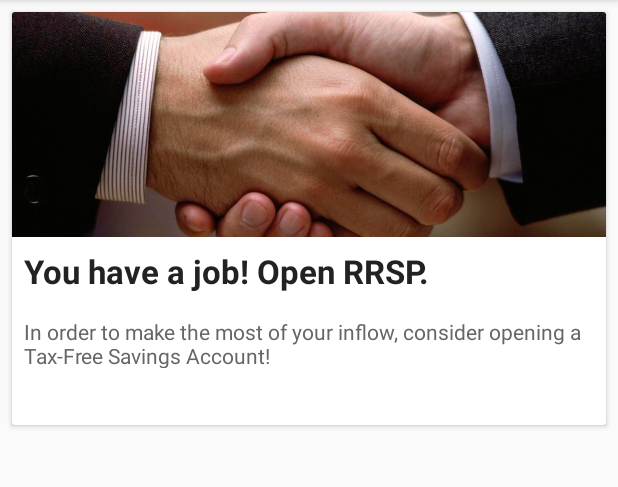
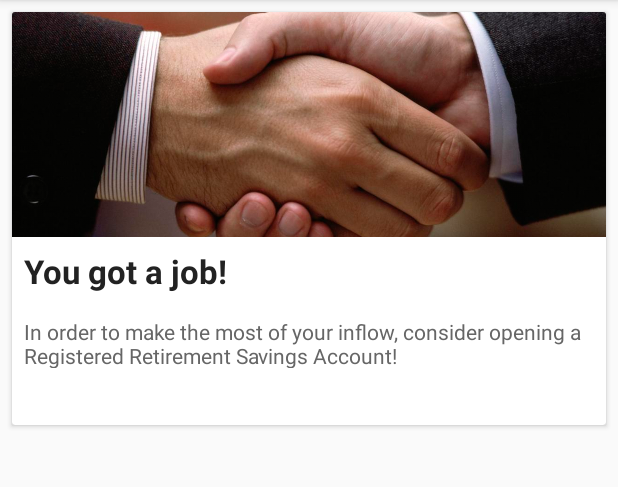
Before and after one commit to pmak905/Flyknits, an Android app: the NotificationsActivity screen opened directly, with no data from a screen before it, on a phone screen of 412 x 824 dp, the part 84-571 px from its top. Run offline under Robolectric (Android 15) with nearby library versions, the phone set to English and light mode, and no system bars.

Commit message:
Open account
Styling changes

```diff
--- a/app/src/main/res/layout/notifications.xml
+++ b/app/src/main/res/layout/notifications.xml
@@ -1,8 +1,10 @@
 <android.support.v7.widget.CardView xmlns:android="http://schemas.android.com/apk/res/android"
+    xmlns:tools="http://schemas.android.com/tools"
     android:id="@+id/card_view"
     android:layout_width="match_parent"
     android:layout_height="275dp"
-    android:layout_margin="8dp">
+    android:layout_margin="8dp"
+    android:onClick="launchOpenAccount">
 
     <RelativeLayout
         android:layout_width="match_parent"
@@ -12,10 +14,12 @@
             android:id="@+id/thumbnail"
             android:layout_width="match_parent"
             android:layout_height="150dp"
+            android:layout_alignParentStart="true"
+            android:layout_alignParentTop="true"
             android:scaleType="centerCrop"
             android:src="@drawable/new_job"
-            android:layout_alignParentTop="true"
-            android:layout_alignParentStart="true" />
+            android:contentDescription=""
+            tools:ignore="ContentDescription" />
 
         <TextView
             android:id="@+id/title"
@@ -24,10 +28,10 @@
             android:layout_below="@+id/thumbnail"
             android:maxLines="3"
             android:padding="8dp"
-            android:text="@string/action_open_rrsp"
+            android:text="@string/notification_new_gig_header"
             android:textColor="#222"
-            android:textStyle="bold"
-            android:textSize="22dp" />
+            android:textSize="22sp"
+            android:textStyle="bold" />
 
         <TextView
             android:layout_width="wrap_content"
@@ -35,9 +39,9 @@
             android:layout_below="@+id/title"
             android:maxLines="3"
             android:padding="8dp"
-            android:text="@string/action_tfsa_description"
+            android:text="@string/notification_new_gig_desc"
             android:textColor="#666"
-            android:textSize="14dp" />
+            android:textSize="14sp" />
 
     </RelativeLayout>
 </android.support.v7.widget.CardView>
--- a/app/src/main/res/values/strings.xml
+++ b/app/src/main/res/values/strings.xml
@@ -4,9 +4,6 @@
     <string name="navigation_drawer_open">Open navigation drawer</string>
     <string name="navigation_drawer_close">Close navigation drawer</string>
 
-    <string name="action_open_rrsp">You have a job! Open RRSP.</string>
-    <string name="action_open_tfsa">Open TFSA</string>
-    <string name="action_tfsa_description">In order to make the most of your inflow, consider opening a Tax-Free Savings Account!</string>
     <string name="header_balance">Balances</string>
     <string name="newjob_chq">BMO Chequing</string>
     <string name="main_title">Spending</string>
@@ -16,4 +13,18 @@
     <string name="col_amt">Amount</string>
     <string name="user_name">John Smith</string>
     <string name="user_email">john.smith@cgi.com</string>
+
+    <string name="notification_new_gig_header">You got a job!</string>
+    <string name="notification_new_gig_desc">In order to make the most of your inflow, consider opening a Registered Retirement Savings Account!</string>
+
+    <string name="open_account_header">Open New Account</string>
+    <string name="open_account_client_name_header">Name</string>
+    <string name="open_account_plan_type_header">Account Type</string>
+
+    <string-array name="plan_types">
+        <item>RRSP</item>
+        <item>TFSA</item>
+        <item>RESP</item>
+        <item>RRIF</item>
+    </string-array>
 </resources>
```
Also changed, not shown: app/src/main/AndroidManifest.xml (+7 -2 lines), app/src/main/java/com/hackabots/flyknits/NotificationsActivity.java (+11 -0 lines), app/src/main/java/com/hackabots/flyknits/OpenAccountActivity.java (added, +13 -0 lines), app/src/main/res/layout/activity_open_account.xml (added, +68 -0 lines).
